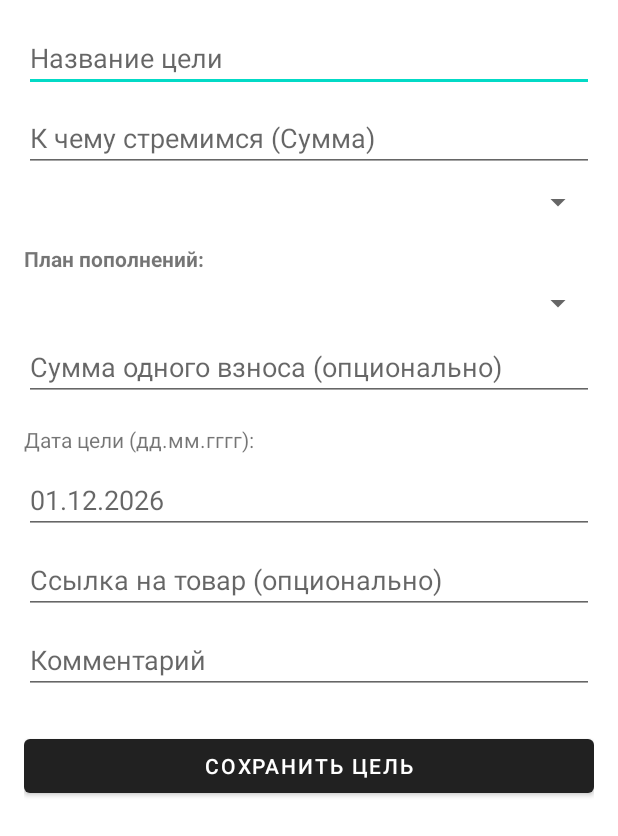
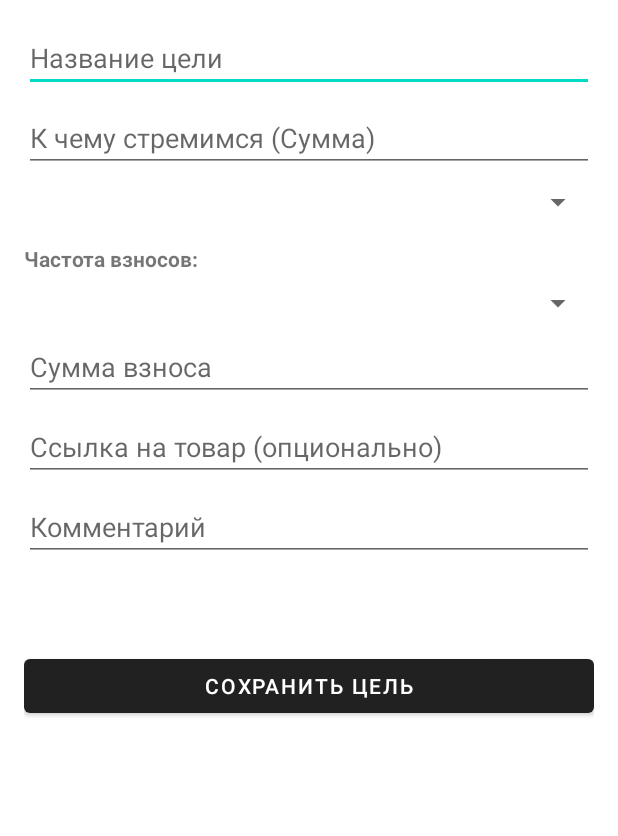
Before and after one commit to makhldg-cell/Kopi, an Android app: the layout activity_add_goal.xml on its own in the app's theme, with its tools: preview values and no code run, on a phone screen of 412 x 824 dp. Shown: the top 836 px of the screen. Run offline under Robolectric (Android 15) with nearby library versions, the phone set to English and light mode, and no system bars.

Commit message:
Update activity_add_goal.xml

```diff
--- a/app/src/main/res/layout/activity_add_goal.xml
+++ b/app/src/main/res/layout/activity_add_goal.xml
@@ -10,21 +10,25 @@
 
         <EditText android:id="@+id/etName" android:layout_width="match_parent" android:layout_height="wrap_content" android:hint="Название цели" />
         <EditText android:id="@+id/etTargetAmount" android:layout_width="match_parent" android:layout_height="wrap_content" android:hint="К чему стремимся (Сумма)" android:inputType="numberDecimal" android:layout_marginTop="8dp"/>
-
         <Spinner android:id="@+id/spinnerCurrency" android:layout_width="match_parent" android:layout_height="wrap_content" android:layout_marginTop="8dp"/>
 
-        <TextView android:layout_width="wrap_content" android:layout_height="wrap_content" android:text="План пополнений:" android:textStyle="bold" android:layout_marginTop="16dp"/>
-
+        <TextView android:layout_width="wrap_content" android:layout_height="wrap_content" android:text="Частота взносов:" android:textStyle="bold" android:layout_marginTop="16dp"/>
         <Spinner android:id="@+id/spinnerFrequency" android:layout_width="match_parent" android:layout_height="wrap_content" android:layout_marginTop="8dp"/>
 
-        <EditText android:id="@+id/etPlannedPayment" android:layout_width="match_parent" android:layout_height="wrap_content" android:hint="Сумма одного взноса (опционально)" android:inputType="numberDecimal" android:layout_marginTop="8dp"/>
+        <!-- Дни недели -->
+        <Spinner android:id="@+id/spinnerDayOfWeek" android:layout_width="match_parent" android:layout_height="wrap_content" android:layout_marginTop="8dp" android:visibility="gone"/>
 
-        <TextView android:layout_width="wrap_content" android:layout_height="wrap_content" android:text="Дата цели (дд.мм.гггг):" android:layout_marginTop="16dp"/>
-        <EditText android:id="@+id/etTargetDate" android:layout_width="match_parent" android:layout_height="wrap_content" android:hint="01.12.2026" android:inputType="date" android:layout_marginTop="8dp"/>
+        <!-- Числа месяца -->
+        <Spinner android:id="@+id/spinnerDayOfMonth1" android:layout_width="match_parent" android:layout_height="wrap_content" android:layout_marginTop="8dp" android:visibility="gone"/>
+        <Spinner android:id="@+id/spinnerDayOfMonth2" android:layout_width="match_parent" android:layout_height="wrap_content" android:layout_marginTop="8dp" android:visibility="gone"/>
+
+        <EditText android:id="@+id/etPaymentAmount" android:layout_width="match_parent" android:layout_height="wrap_content" android:hint="Сумма взноса" android:inputType="numberDecimal" android:layout_marginTop="8dp"/>
 
         <EditText android:id="@+id/etLink" android:layout_width="match_parent" android:layout_height="wrap_content" android:hint="Ссылка на товар (опционально)" android:layout_marginTop="8dp"/>
         <EditText android:id="@+id/etComment" android:layout_width="match_parent" android:layout_height="wrap_content" android:hint="Комментарий" android:layout_marginTop="8dp"/>
 
+        <TextView android:id="@+id/tvCalculatedDate" android:layout_width="match_parent" android:layout_height="wrap_content" android:layout_marginTop="16dp" android:textColor="#2E7D32" android:textStyle="bold"/>
+
         <Button android:id="@+id/btnSave" android:layout_width="match_parent" android:layout_height="wrap_content" android:text="Сохранить цель" android:layout_marginTop="24dp"/>
     </LinearLayout>
 </ScrollView>
```
